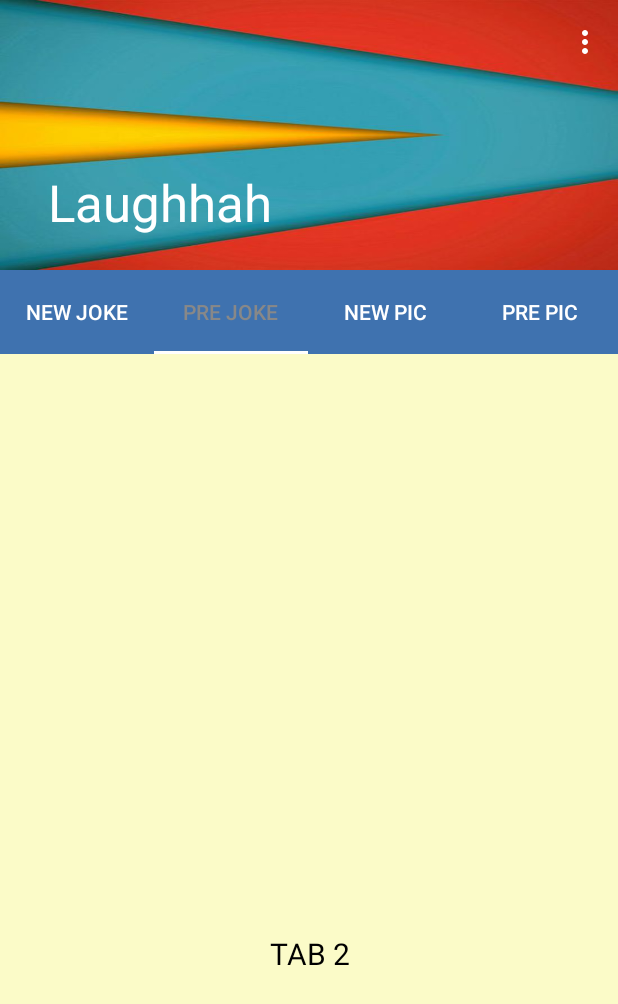
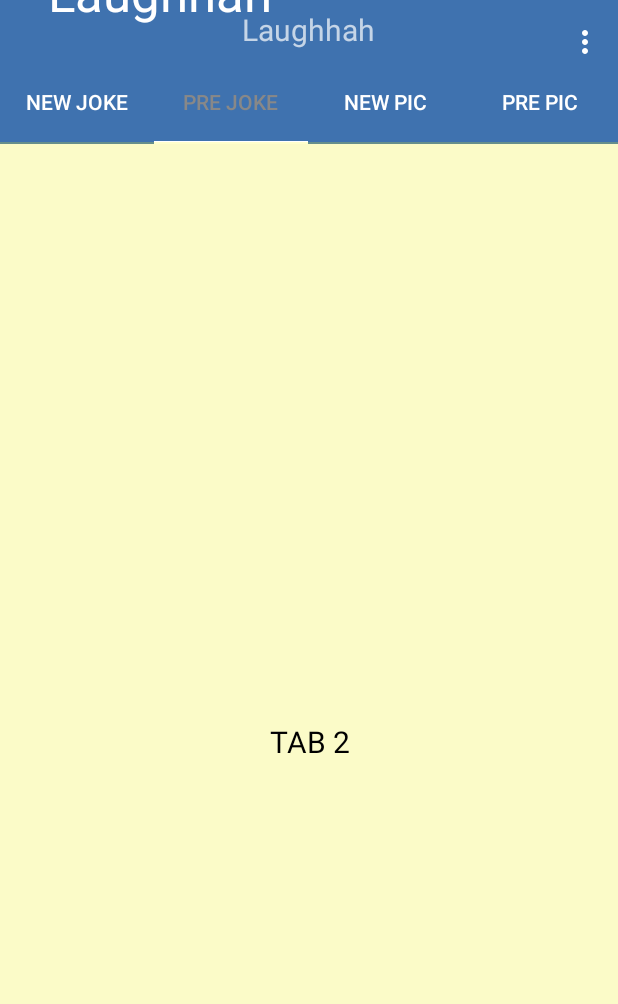
Before and after one commit to huolinliang/Laughhah, an Android app: the screen it shows after launch (ScrollingActivity), tab 2 chosen, on a phone screen of 412 x 824 dp. Shown: the top 1004 px of the screen. Run offline under Robolectric (Android 15) with nearby library versions, the phone set to English and light mode, and no system bars.

Commit message:
modify some layout stuff

```diff
--- a/app/src/main/java/leung/laughhah/NewsDetail.java
+++ b/app/src/main/java/leung/laughhah/NewsDetail.java
@@ -32,7 +32,7 @@ public class NewsDetail extends Activity {
 		Bundle data = intent.getExtras();
 		int position = data.getInt("news_id");
 		Log.d("leungadd 接收到的数据", String.valueOf(position));
-		Log.d("leungadd","ScrollingActivity.newsDataList.size=" +ScrollingActivity.newsDataList.size());
+
 
 		News news = FirstTabFragment.newsDataList.get(position-1);
 		news_detail_title.setText(news.getTitle());
--- a/app/src/main/java/leung/laughhah/PullToRefreshListView.java
+++ b/app/src/main/java/leung/laughhah/PullToRefreshListView.java
@@ -12,6 +12,7 @@ import android.widget.AbsListView;
 import android.widget.AbsListView.OnScrollListener;
 import android.widget.ImageView;
 import android.widget.LinearLayout;
+import android.widget.ListAdapter;
 import android.widget.ListView;
 import android.widget.ProgressBar;
 import android.widget.TextView;
--- a/app/src/main/java/leung/laughhah/ScrollingActivity.java
+++ b/app/src/main/java/leung/laughhah/ScrollingActivity.java
@@ -1,23 +1,32 @@
 package leung.laughhah;
 
+import android.content.Context;
 import android.content.Intent;
 import android.os.Bundle;
+import android.support.design.widget.AppBarLayout;
+import android.support.design.widget.CollapsingToolbarLayout;
+import android.support.design.widget.CoordinatorLayout;
 import android.support.design.widget.TabLayout;
 import android.support.v4.view.ViewPager;
 import android.support.v4.widget.NestedScrollView;
 import android.support.v7.app.AppCompatActivity;
 import android.support.v7.widget.Toolbar;
+import android.text.Layout;
+import android.util.DisplayMetrics;
 import android.util.Log;
 import android.view.Menu;
 import android.view.MenuItem;
 import android.view.View;
 import android.widget.AdapterView;
+import android.widget.LinearLayout;
+import android.widget.RelativeLayout;
 
 import java.util.ArrayList;
 import java.util.List;
 
 public class ScrollingActivity extends AppCompatActivity {
-
+    private RelativeLayout layout;
+    private AppBarLayout appBarLayout;
 
     @Override
     protected void onCreate(Bundle savedInstanceState) {
@@ -30,25 +39,15 @@ public class ScrollingActivity extends AppCompatActivity {
         TabFragmentAdapter mPagerAdapter = new TabFragmentAdapter(getSupportFragmentManager(), getApplication());
         mPager.setAdapter(mPagerAdapter);
         tabLayout.setupWithViewPager(mPager);
-        // ViewPager切换时NestedScrollView滑动到顶部
 
-        mPager.addOnPageChangeListener(new ViewPager.OnPageChangeListener() {
-            @Override
-            public void onPageScrolled(int position, float positionOffset, int positionOffsetPixels) {
-
-            }
-
-            @Override
-            public void onPageSelected(int position) {
-                ((NestedScrollView) findViewById(R.id.nestedScrollView)).scrollTo(0, 0);
-            }
-
-            @Override
-            public void onPageScrollStateChanged(int state) {
-
-            }
-        });
-
+        layout = (RelativeLayout) findViewById(R.id.ContentLinear);
+        appBarLayout = (AppBarLayout) findViewById(R.id.app_bar);
+        DisplayMetrics dm=new DisplayMetrics();
+        getWindowManager().getDefaultDisplay().getMetrics(dm);
+        LinearLayout.LayoutParams params = (LinearLayout.LayoutParams) layout.getLayoutParams();
+        LinearLayout.LayoutParams appbarparams = (LinearLayout.LayoutParams) appBarLayout.getLayoutParams();
+        params.topMargin = appbarparams.height;
+        layout.setLayoutParams(params);
 
     }
 
@@ -73,6 +72,20 @@ public class ScrollingActivity extends AppCompatActivity {
         }
         return super.onOptionsItemSelected(item);
     }
+    /**
+     * 根据手机的分辨率从 dp 的单位 转成为 px(像素)
+     */
+    public static int dip2px(Context context, float dpValue) {
+        final float scale = context.getResources().getDisplayMetrics().density;
+        return (int) (dpValue * scale + 0.5f);
+    }
 
+    /**
+     * 根据手机的分辨率从 px(像素) 的单位 转成为 dp
+     */
+    public static int px2dip(Context context, float pxValue) {
+        final float scale = context.getResources().getDisplayMetrics().density;
+        return (int) (pxValue / scale + 0.5f);
+    }
 
 }
--- a/app/src/main/res/layout/activity_scrolling.xml
+++ b/app/src/main/res/layout/activity_scrolling.xml
@@ -1,10 +1,11 @@
 <?xml version="1.0" encoding="utf-8"?>
-<android.support.design.widget.CoordinatorLayout xmlns:android="http://schemas.android.com/apk/res/android"
+<LinearLayout xmlns:android="http://schemas.android.com/apk/res/android"
     xmlns:app="http://schemas.android.com/apk/res-auto"
     xmlns:tools="http://schemas.android.com/tools"
     android:layout_width="match_parent"
     android:layout_height="match_parent"
     android:fitsSystemWindows="true"
+    android:orientation="vertical"
     tools:context="leung.laughhah.ScrollingActivity">
 
     <android.support.design.widget.AppBarLayout
@@ -22,10 +23,16 @@
             app:contentScrim="?attr/colorPrimary"
             app:layout_scrollFlags="scroll|exitUntilCollapsed">
 
-            <ImageView
+            <!--ImageView
                 android:layout_width="match_parent"
                 android:layout_height="match_parent"
-                android:background="@drawable/collapsing_image" />
+                android:background="@drawable/collapsing_image" /-->
+            <TextView
+                android:layout_width="wrap_content"
+                android:layout_height="wrap_content"
+                android:text="@string/app_name"
+                android:textSize="@dimen/text_size_20"
+                android:layout_gravity="center"/>
 
             <android.support.v7.widget.Toolbar
                 android:id="@+id/toolbar"
@@ -45,7 +52,18 @@
             app:tabTextColor="#FFFFFFFF" />
     </android.support.design.widget.AppBarLayout>
 
-    <android.support.v4.widget.NestedScrollView
+    <RelativeLayout
+        android:layout_width="wrap_content"
+        android:layout_height="wrap_content"
+        android:id="@+id/ContentLinear"
+        android:orientation="vertical">
+
+        <leung.laughhah.WrapContentHeightViewPager
+            android:id="@+id/viewPager"
+            android:layout_width="match_parent"
+            android:layout_height="wrap_content" />
+    </RelativeLayout>
+    <!--android.support.v4.widget.NestedScrollView
         android:id="@+id/nestedScrollView"
         android:layout_width="match_parent"
         android:layout_height="match_parent"
@@ -57,18 +75,8 @@
         android:layout_width="match_parent"
         android:layout_height="wrap_content"/>
 
-    </android.support.v4.widget.NestedScrollView>
+    </android.support.v4.widget.NestedScrollView-->
     <!--include layout="@layout/content_scrolling" /-->
 
-    <!--
-    <android.support.design.widget.FloatingActionButton
-        android:id="@+id/fab"
-        android:layout_width="wrap_content"
-        android:layout_height="wrap_content"
-        android:layout_margin="@dimen/fab_margin"
-        android:src="@android:drawable/ic_dialog_email"
-        app:layout_anchor="@id/app_bar"
-        app:layout_anchorGravity="bottom|end" />
-    -->
 
-</android.support.design.widget.CoordinatorLayout>
+</LinearLayout>
--- a/app/src/main/res/values/dimens.xml
+++ b/app/src/main/res/values/dimens.xml
@@ -1,5 +1,5 @@
 <resources>
-    <dimen name="app_bar_height">180dp</dimen>
+    <dimen name="app_bar_height">40dp</dimen>
     <dimen name="fab_margin">16dp</dimen>
     <dimen name="text_margin">16dp</dimen>
     <dimen name="text_size_20">20.0dip</dimen>
```
Also changed, not shown: app/src/main/res/drawable/collapsing_image.jpg.
